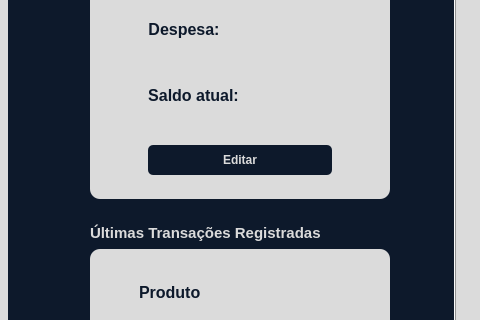
Qt form ui/HomeWindow.ui (kawlu/Atlas-Finance) before a commit; both pictures show x 112 to 592 and y 244 to 564 of the 1280 by 877 pixel window.
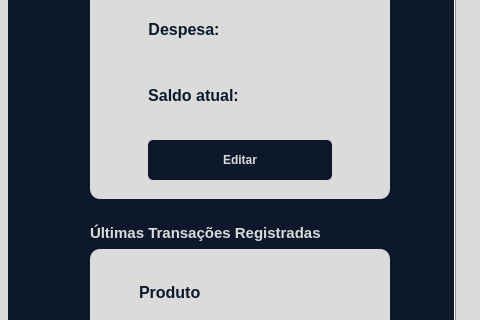
The same form after that commit. Icons and pictures are not drawn.

What changed in the file:
```diff
--- a/ui/HomeWindow.ui
+++ b/ui/HomeWindow.ui
@@ -684,7 +684,7 @@
                         <property name="minimumSize">
                          <size>
                           <width>120</width>
-                          <height>30</height>
+                          <height>40</height>
                          </size>
                         </property>
                         <property name="cursor">
@@ -697,7 +697,7 @@
 padding: 5px 10px;
 border-radius: 5px;
 min-width:100px;
-min-height: 20px;</string>
+min-height: 30px;</string>
                         </property>
                         <property name="text">
                          <string>Editar</string>
```
Left out of the diff: 6 changed lines with no effect on the pictures.
